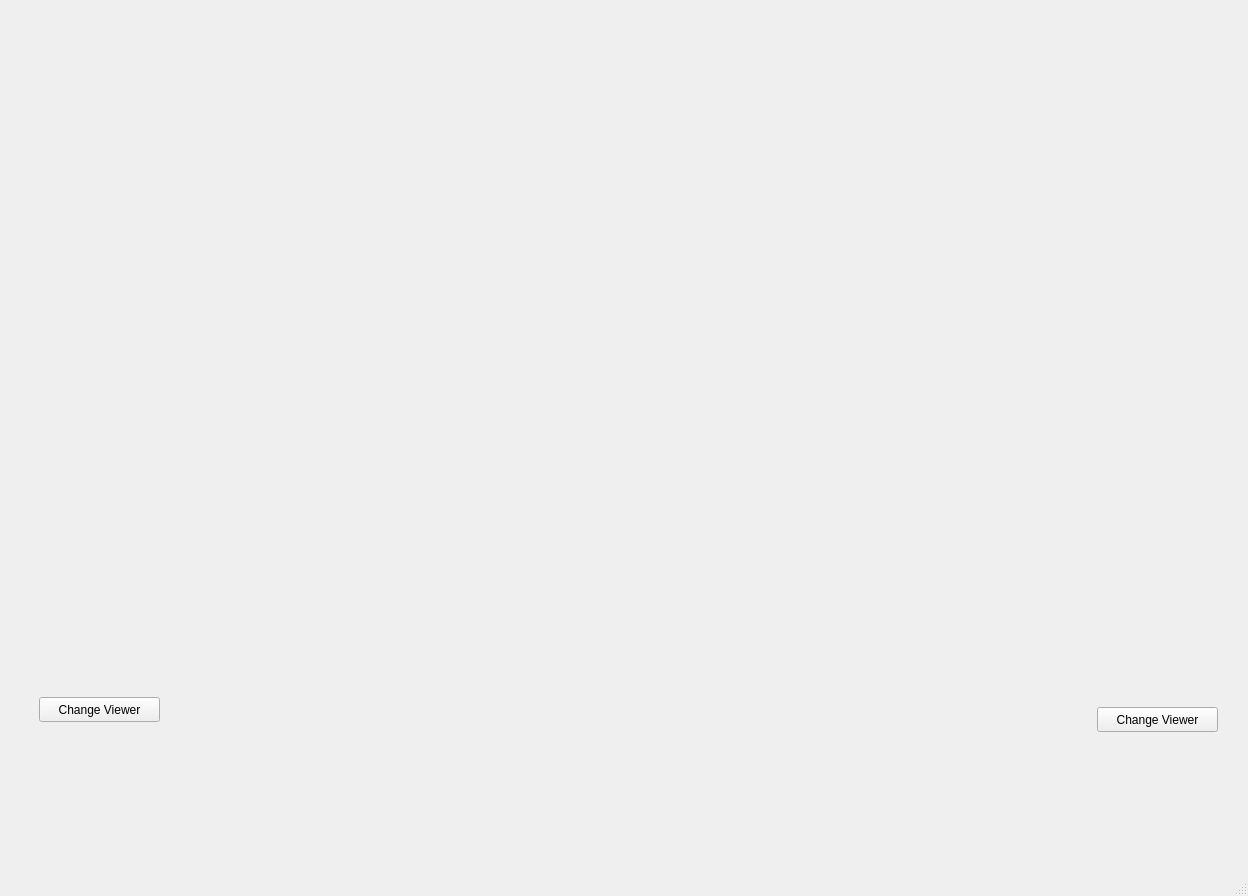
Above: RoboFactorySim/RoboFactorySimGUI/ui/gamewindow.ui from gautica/ROS_turtlebot3 before the change. Below: the same form after it.
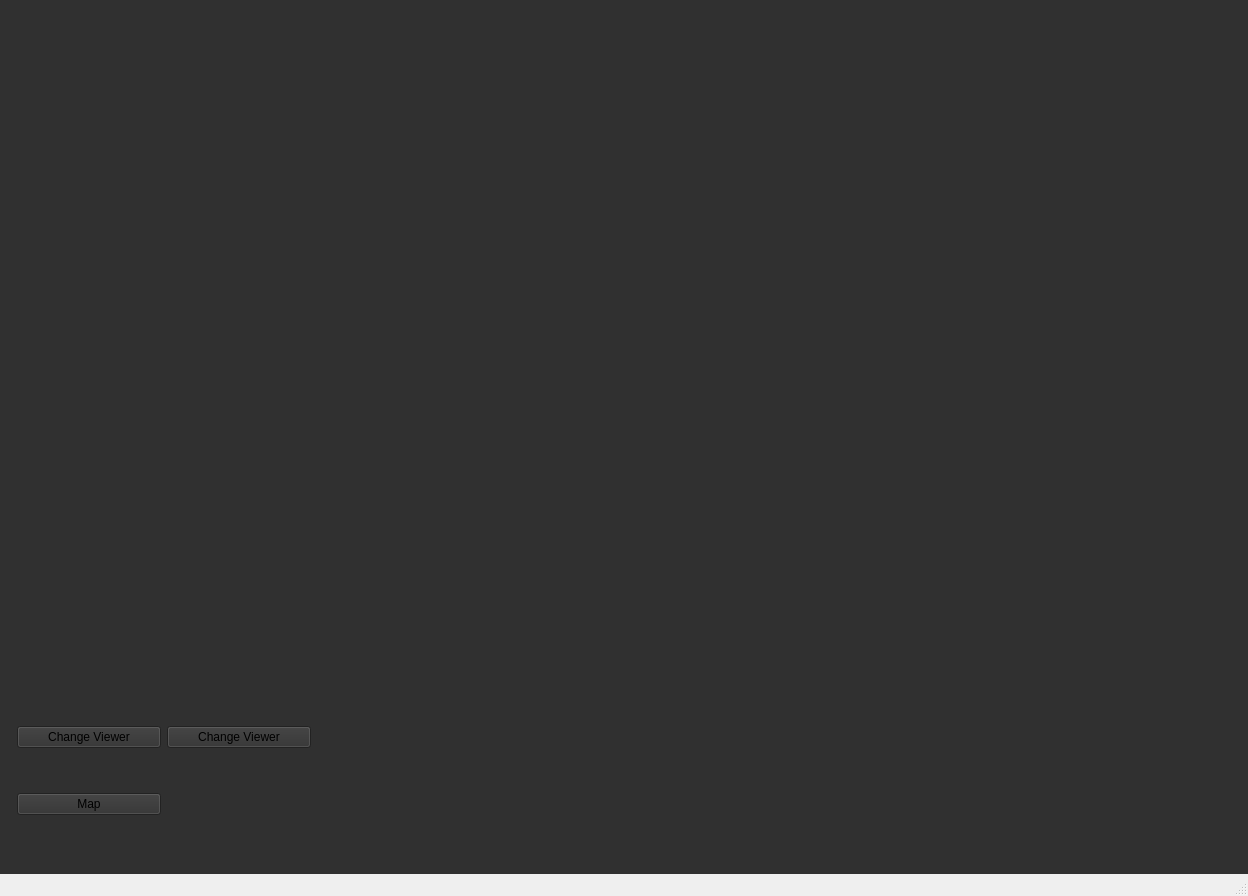
That is the form after the change.

Diff of the .ui file:
```diff
--- a/RoboFactorySim/RoboFactorySimGUI/ui/gamewindow.ui
+++ b/RoboFactorySim/RoboFactorySimGUI/ui/gamewindow.ui
@@ -14,7 +14,25 @@
    <string>MainWindow</string>
   </property>
   <widget class="QWidget" name="centralwidget">
+   <property name="styleSheet">
+    <string notr="true">background-color: rgb(48, 48, 48);</string>
+   </property>
    <layout class="QGridLayout" name="gridLayout_2">
+    <property name="leftMargin">
+     <number>4</number>
+    </property>
+    <property name="topMargin">
+     <number>4</number>
+    </property>
+    <property name="rightMargin">
+     <number>4</number>
+    </property>
+    <property name="bottomMargin">
+     <number>4</number>
+    </property>
+    <property name="spacing">
+     <number>4</number>
+    </property>
     <item row="0" column="0">
      <layout class="QGridLayout" name="gridLayout" rowstretch="0" columnstretch="0">
       <property name="sizeConstraint">
@@ -24,20 +42,52 @@
        <number>0</number>
       </property>
       <property name="spacing">
-       <number>10</number>
+       <number>0</number>
       </property>
       <item row="0" column="0">
        <layout class="QVBoxLayout" name="verticalLayout" stretch="7,2">
+        <property name="spacing">
+         <number>0</number>
+        </property>
         <item>
          <widget class="QWidget" name="Viewer" native="true">
           <layout class="QHBoxLayout" name="horizontalLayout_2">
+           <property name="spacing">
+            <number>4</number>
+           </property>
+           <property name="leftMargin">
+            <number>4</number>
+           </property>
+           <property name="topMargin">
+            <number>4</number>
+           </property>
+           <property name="rightMargin">
+            <number>4</number>
+           </property>
+           <property name="bottomMargin">
+            <number>4</number>
+           </property>
            <item>
             <layout class="QHBoxLayout" name="horizontalLayout">
              <item>
-              <widget class="QWidget" name="robot0_viewer" native="true"/>
+              <widget class="QWidget" name="robot0_viewer" native="true">
+               <property name="sizePolicy">
+                <sizepolicy hsizetype="Ignored" vsizetype="Ignored">
+                 <horstretch>0</horstretch>
+                 <verstretch>0</verstretch>
+                </sizepolicy>
+               </property>
+              </widget>
              </item>
              <item>
-              <widget class="QWidget" name="robot1_viewer" native="true"/>
+              <widget class="QWidget" name="robot1_viewer" native="true">
+               <property name="sizePolicy">
+                <sizepolicy hsizetype="Ignored" vsizetype="Ignored">
+                 <horstretch>0</horstretch>
+                 <verstretch>0</verstretch>
+                </sizepolicy>
+               </property>
+              </widget>
              </item>
             </layout>
            </item>
@@ -46,32 +96,78 @@
         </item>
         <item>
          <widget class="QWidget" name="Status" native="true">
-          <widget class="QPushButton" name="change_viewer_robot0">
-           <property name="geometry">
-            <rect>
-             <x>30</x>
-             <y>20</y>
-             <width>121</width>
-             <height>25</height>
-            </rect>
+          <layout class="QHBoxLayout" name="horizontalLayout_4">
+           <property name="spacing">
+            <number>4</number>
            </property>
-           <property name="text">
-            <string>Change Viewer</string>
+           <property name="leftMargin">
+            <number>4</number>
            </property>
-          </widget>
-          <widget class="QPushButton" name="change_viewer_robot1">
-           <property name="geometry">
-            <rect>
-             <x>1088</x>
-             <y>30</y>
-             <width>121</width>
-             <height>25</height>
-            </rect>
+           <property name="topMargin">
+            <number>4</number>
            </property>
-           <property name="text">
-            <string>Change Viewer</string>
+           <property name="rightMargin">
+            <number>4</number>
            </property>
-          </widget>
+           <property name="bottomMargin">
+            <number>4</number>
+           </property>
+           <item>
+            <layout class="QHBoxLayout" name="horizontalLayout_3" stretch="1,3">
+             <property name="spacing">
+              <number>0</number>
+             </property>
+             <item>
+              <widget class="QWidget" name="cmdWidget" native="true">
+               <layout class="QGridLayout" name="gridLayout_3">
+                <property name="leftMargin">
+                 <number>9</number>
+                </property>
+                <property name="topMargin">
+                 <number>0</number>
+                </property>
+                <property name="rightMargin">
+                 <number>5</number>
+                </property>
+                <property name="bottomMargin">
+                 <number>6</number>
+                </property>
+                <property name="horizontalSpacing">
+                 <number>6</number>
+                </property>
+                <property name="verticalSpacing">
+                 <number>1</number>
+                </property>
+                <item row="0" column="0">
+                 <widget class="QPushButton" name="change_viewer_robot0">
+                  <property name="text">
+                   <string>Change Viewer</string>
+                  </property>
+                 </widget>
+                </item>
+                <item row="0" column="1">
+                 <widget class="QPushButton" name="change_viewer_robot1">
+                  <property name="text">
+                   <string>Change Viewer</string>
+                  </property>
+                 </widget>
+                </item>
+                <item row="1" column="0">
+                 <widget class="QPushButton" name="mapButton">
+                  <property name="text">
+                   <string>Map</string>
+                  </property>
+                 </widget>
+                </item>
+               </layout>
+              </widget>
+             </item>
+             <item>
+              <widget class="QWidget" name="GameStatus" native="true"/>
+             </item>
+            </layout>
+           </item>
+          </layout>
          </widget>
         </item>
        </layout>
```
